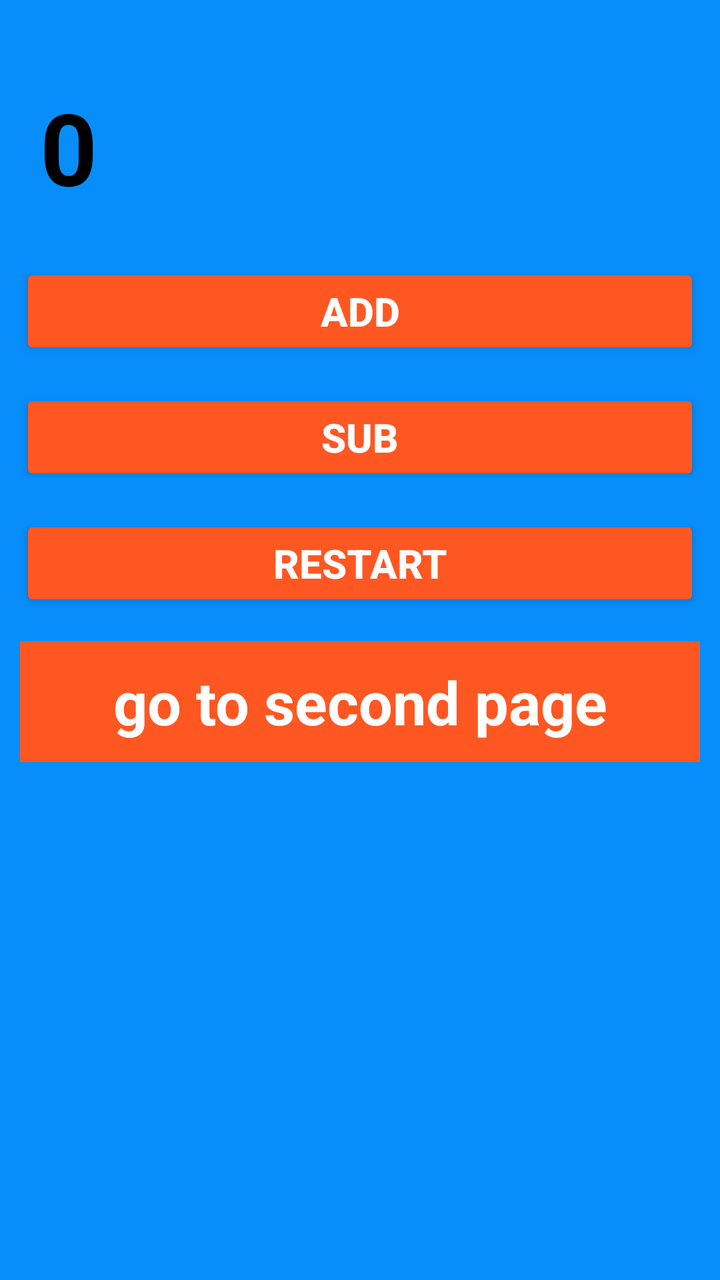
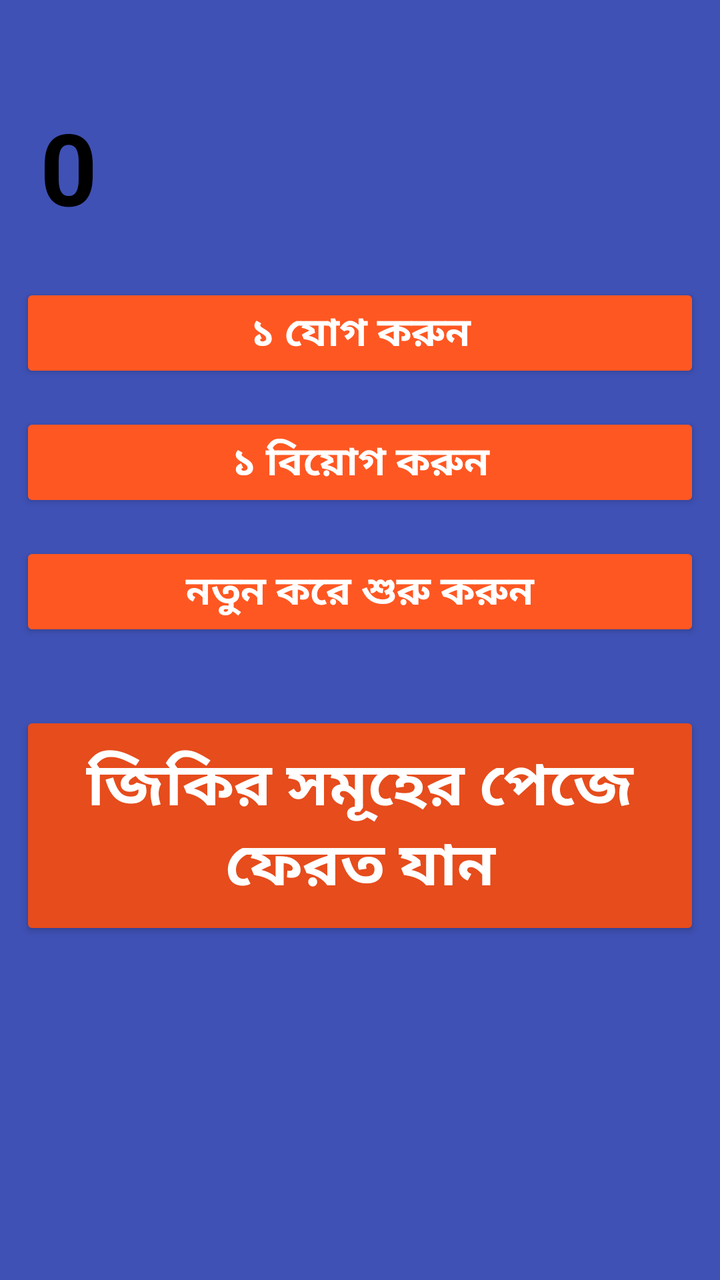

Two renders of the same Android screen: before a commit and after it. Below are the layout's source before the change and the commit's diff.
<!-- AndroidManifest.xml: application theme Theme.DigitalTasbhi -->
<!-- res/layout/activity_main.xml -->
<?xml version="1.0" encoding="utf-8"?>
<LinearLayout xmlns:android="http://schemas.android.com/apk/res/android"
    xmlns:app="http://schemas.android.com/apk/res-auto"
    xmlns:tools="http://schemas.android.com/tools"
    android:id="@+id/main"
    android:layout_width="match_parent"
    android:layout_height="match_parent"
    tools:context=".MainActivity"
    android:orientation="vertical"
    android:background="#078EFA"
    android:padding="10dp"


    >


    <TextView
        android:id="@+id/tvCount"
        android:layout_width="match_parent"
        android:layout_height="wrap_content"
        android:text="0"
        android:padding="10dp"
        android:textStyle="bold"
        android:textSize="50dp"
        android:textAlignment="center"
        android:textColor="@color/black"
        android:layout_marginBottom="15dp"
        android:layout_marginTop="20dp"




        />


    <Button
        android:id="@+id/buttonAdd"
        android:layout_width="match_parent"
        android:layout_height="wrap_content"
        android:text="ADD"
        android:textColor="#ffffff"
        android:textAlignment="center"
        android:textSize="20dp"
        android:textStyle="bold"
        android:layout_marginBottom="15dp"
        android:backgroundTint="#FF5722"


        />


    <Button
        android:id="@+id/buttonSub"
        android:layout_width="match_parent"
        android:layout_height="wrap_content"
        android:text="SUB"
        android:textColor="#ffffff"
        android:textAlignment="center"
        android:textSize="20dp"
        android:textStyle="bold"
        android:layout_marginBottom="15dp"
        android:backgroundTint="#FF5722"


        />



    <Button
        android:id="@+id/buttonRestart"
        android:layout_width="match_parent"
        android:layout_height="wrap_content"
        android:text="RESTART"
        android:textColor="#ffffff"
        android:textAlignment="center"
        android:textSize="20dp"
        android:textStyle="bold"
        android:layout_marginBottom="15dp"
        android:backgroundTint="#FF5722"

        />

    <TextView
        android:id="@+id/tvNextPage"
        android:layout_width="match_parent"
        android:layout_height="wrap_content"
        android:text="go to second page"
        android:textColor="#ffffff"
        android:textSize="30dp"
        android:textStyle="bold"
        android:background="#FF5722"
        android:gravity="center"
        android:padding="10dp"

        />




</LinearLayout>
<!-- resources referenced by this layout -->
<resources>
  <color name="black">#FF000000</color>
  <style name="Theme.DigitalTasbhi" parent="Base.Theme.DigitalTasbhi" />
  <style name="Base.Theme.DigitalTasbhi" parent="Theme.Material3.DayNight.NoActionBar">
          
          
      </style>
</resources>

<!-- the commit's change to res/layout/activity_main.xml (unified diff, before → after) -->
@@ -7,7 +7,7 @@
     android:layout_height="match_parent"
     tools:context=".MainActivity"
     android:orientation="vertical"
-    android:background="#078EFA"
+    android:background="#3F51B5"
     android:padding="10dp"
 
 
@@ -25,7 +25,7 @@
         android:textAlignment="center"
         android:textColor="@color/black"
         android:layout_marginBottom="15dp"
-        android:layout_marginTop="20dp"
+        android:layout_marginTop="30dp"
 
 
 
@@ -37,7 +37,7 @@
         android:id="@+id/buttonAdd"
         android:layout_width="match_parent"
         android:layout_height="wrap_content"
-        android:text="ADD"
+        android:text="১ যোগ করুন"
         android:textColor="#ffffff"
         android:textAlignment="center"
         android:textSize="20dp"
@@ -53,7 +53,7 @@
         android:id="@+id/buttonSub"
         android:layout_width="match_parent"
         android:layout_height="wrap_content"
-        android:text="SUB"
+        android:text="১ বিয়োগ করুন"
         android:textColor="#ffffff"
         android:textAlignment="center"
         android:textSize="20dp"
@@ -70,7 +70,7 @@
         android:id="@+id/buttonRestart"
         android:layout_width="match_parent"
         android:layout_height="wrap_content"
-        android:text="RESTART"
+        android:text="নতুন করে শুরু করুন"
         android:textColor="#ffffff"
         android:textAlignment="center"
         android:textSize="20dp"
@@ -80,17 +80,18 @@
 
         />
 
-    <TextView
-        android:id="@+id/tvNextPage"
+    <Button
+        android:id="@+id/tvPreviousPage"
         android:layout_width="match_parent"
         android:layout_height="wrap_content"
-        android:text="go to second page"
+        android:text="জিকির সমূহের পেজে ফেরত যান"
         android:textColor="#ffffff"
-        android:textSize="30dp"
+        android:textSize="30sp"
         android:textStyle="bold"
-        android:background="#FF5722"
+        android:backgroundTint="#E64C1C"
         android:gravity="center"
-        android:padding="10dp"
+        android:padding="15dp"
+        android:layout_marginTop="20dp"
 
         />
 
